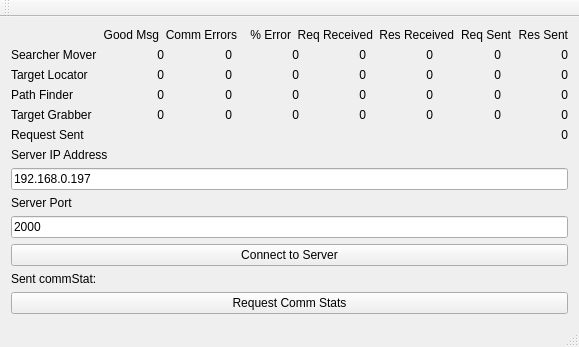
Before: the Qt Designer form QtClients/BasicGuiClientTCP/mainwindow.ui in madhavpatel6/EmbeddedSystemDesign_Team02, drawn with Qt 5.
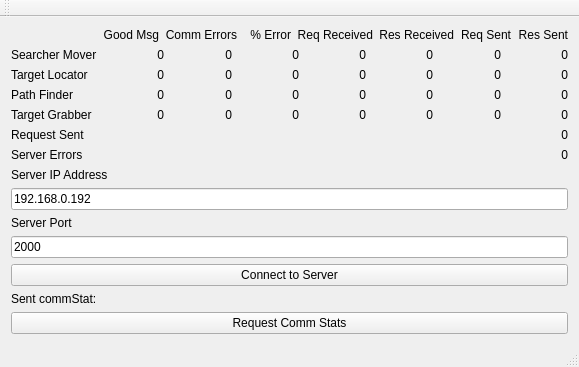
After: the same form once the commit is applied.

```diff
--- a/QtClients/BasicGuiClientTCP/mainwindow.ui
+++ b/QtClients/BasicGuiClientTCP/mainwindow.ui
@@ -441,6 +441,23 @@
           </property>
          </widget>
         </item>
+        <item row="6" column="0">
+         <widget class="QLabel" name="serverErrorLabel">
+          <property name="text">
+           <string>Server Errors</string>
+          </property>
+         </widget>
+        </item>
+        <item row="6" column="1">
+         <widget class="QLabel" name="serverErrorVal">
+          <property name="text">
+           <string>0</string>
+          </property>
+          <property name="alignment">
+           <set>Qt::AlignRight|Qt::AlignTrailing|Qt::AlignVCenter</set>
+          </property>
+         </widget>
+        </item>
        </layout>
       </item>
      </layout>
@@ -457,7 +474,7 @@
       <item>
        <widget class="QLineEdit" name="serverIPAddressInput">
         <property name="text">
-         <string>192.168.0.197</string>
+         <string>192.168.0.192</string>
         </property>
        </widget>
       </item>
```
